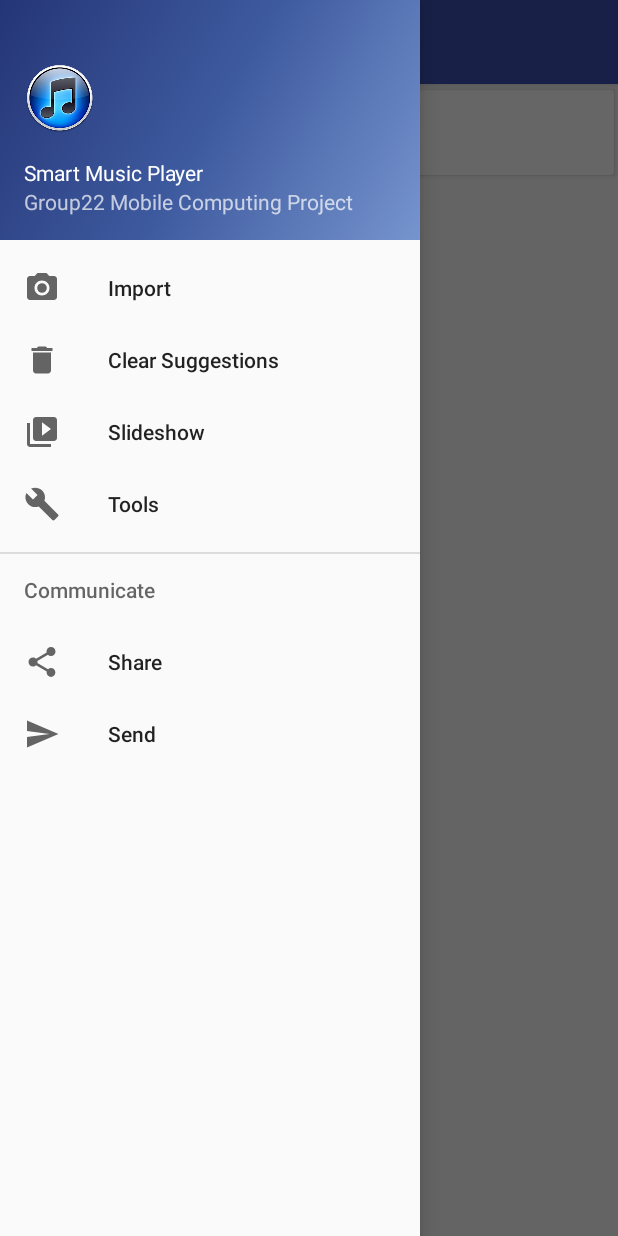
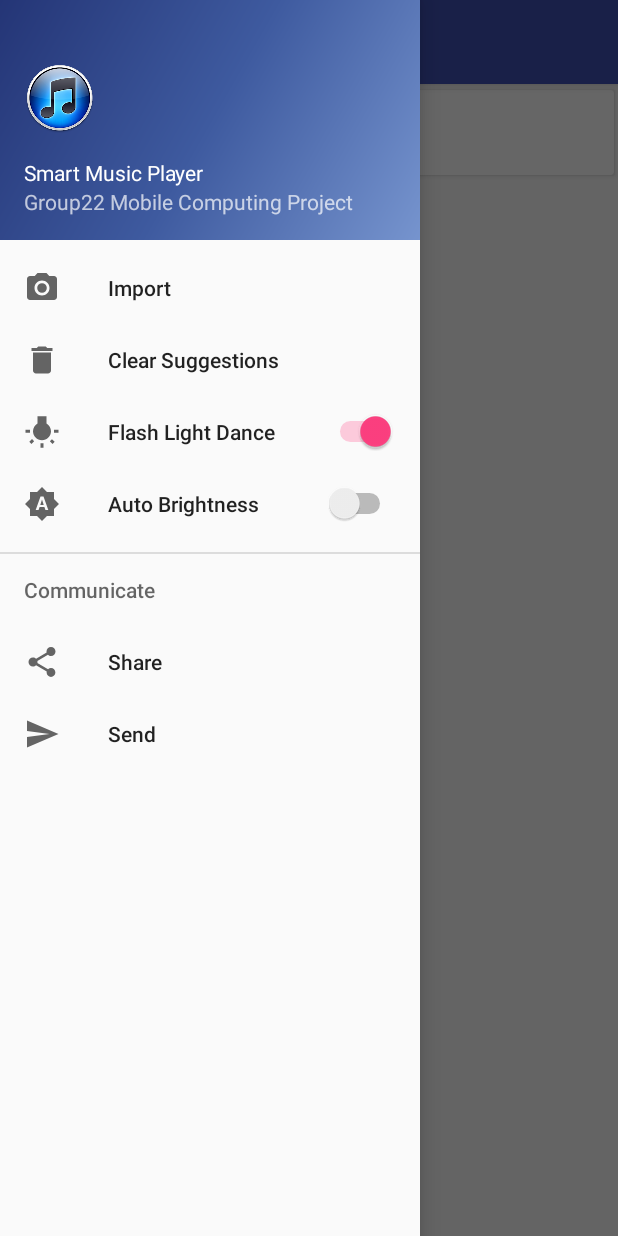
Before and after one commit to adityasharma1912/MCFinalProject, an Android app: the screen it shows after launch (MusicPlayerActivity), with the side drawer open, on a phone screen of 412 x 824 dp. Run offline under Robolectric (Android 15) with nearby library versions, the phone set to English and light mode, and no system bars; 1 statement that could not run was skipped.

Commit message:
Flash Light functionality and UI added to application

```diff
--- a/app/build.gradle
+++ b/app/build.gradle
@@ -6,7 +6,7 @@ android {
 
     defaultConfig {
         applicationId "com.music.aditya.mcfinalproject"
-        minSdkVersion 16
+        minSdkVersion 21
         targetSdkVersion 24
         versionCode 1
         versionName "1.0"
--- a/app/src/main/java/com/music/aditya/mcfinalproject/activities/MusicPlayerActivity.java
+++ b/app/src/main/java/com/music/aditya/mcfinalproject/activities/MusicPlayerActivity.java
@@ -1,8 +1,13 @@
 package com.music.aditya.mcfinalproject.activities;
 
 import android.Manifest;
+import android.content.ComponentName;
+import android.content.Context;
 import android.content.DialogInterface;
+import android.content.Intent;
+import android.content.ServiceConnection;
 import android.os.Bundle;
+import android.os.IBinder;
 import android.support.design.widget.NavigationView;
 import android.support.v4.app.FragmentManager;
 import android.support.v4.view.GravityCompat;
@@ -13,16 +18,22 @@ import android.support.v7.app.AppCompatActivity;
 import android.support.v7.widget.Toolbar;
 import android.view.Menu;
 import android.view.MenuItem;
+import android.widget.CompoundButton;
+import android.widget.Switch;
 
 import com.music.aditya.mcfinalproject.R;
 import com.music.aditya.mcfinalproject.database.MusicChoiceDbHelper;
 import com.music.aditya.mcfinalproject.fragments.MusicGenreFragment;
+import com.music.aditya.mcfinalproject.services.MusicService;
 import com.music.aditya.mcfinalproject.utils.Utility;
 
 public class MusicPlayerActivity extends AppCompatActivity
-        implements NavigationView.OnNavigationItemSelectedListener {
+        implements NavigationView.OnNavigationItemSelectedListener, CompoundButton.OnCheckedChangeListener {
 
     private static final int PERMISSIONS_REQUEST_STORAGE = 102;
+    Switch flashLightToggle, autoBrightToggle;
+    private MusicService musicService;
+    private boolean musicBound;
 
     @Override
     protected void onCreate(Bundle savedInstanceState) {
@@ -47,7 +58,35 @@ public class MusicPlayerActivity extends AppCompatActivity
             Utility.showToast(MusicPlayerActivity.this, "Need storage permissions");
             finish();
         }
+
+        flashLightToggle = (Switch) navigationView.getMenu().findItem(R.id.nav_flash_light_switch).
+                getActionView().findViewById(R.id.flash_light_toggle_switch);
+        autoBrightToggle = (Switch) navigationView.getMenu().findItem(R.id.nav_auto_bright_switch).
+                getActionView().findViewById(R.id.auto_brightness_toggle_switch);
+        flashLightToggle.setChecked(true);
+        Utility.flashLightBoolean = true;
+        autoBrightToggle.setChecked(false);
+        flashLightToggle.setOnCheckedChangeListener(this);
+        autoBrightToggle.setOnCheckedChangeListener(this);
+
+        Intent playIntent = new Intent(this, MusicService.class);
+        startService(playIntent);
+        bindService(playIntent, musicConnection, Context.BIND_AUTO_CREATE);
     }
+
+    private ServiceConnection musicConnection = new ServiceConnection() {
+        @Override
+        public void onServiceConnected(ComponentName name, IBinder service) {
+            MusicService.MusicBinder binder = (MusicService.MusicBinder) service;
+            musicService = binder.getService();
+            musicBound = true;
+        }
+
+        @Override
+        public void onServiceDisconnected(ComponentName name) {
+            musicBound = false;
+        }
+    };
 
     @Override
     public void onBackPressed() {
@@ -69,6 +108,7 @@ public class MusicPlayerActivity extends AppCompatActivity
             }
         }
     }
+
 
     private void showDialogOnExit() {
         new AlertDialog.Builder(this)
@@ -97,7 +137,13 @@ public class MusicPlayerActivity extends AppCompatActivity
         return true;
     }
 
-//    @Override
+    @Override
+    protected void onDestroy() {
+        super.onDestroy();
+        unbindService(musicConnection);
+    }
+
+    //    @Override
 //    public boolean onOptionsItemSelected(MenuItem item) {
 //        switch (item.getItemId()) {
 //            case R.id.action_shuffle:
@@ -128,10 +174,16 @@ public class MusicPlayerActivity extends AppCompatActivity
                 Utility.showToast(this, "No Suggestions already");
             Utility.navigateFragment(new MusicGenreFragment(), MusicGenreFragment.TAG, null, MusicPlayerActivity.this);
 
-        } else if (id == R.id.nav_slideshow) {
-
-        } else if (id == R.id.nav_manage) {
-
+        } else if (id == R.id.nav_flash_light_switch) {
+            if (flashLightToggle.isChecked())
+                flashLightToggle.setChecked(false);
+            else
+                flashLightToggle.setChecked(true);
+        } else if (id == R.id.nav_auto_bright_switch) {
+            if (autoBrightToggle.isChecked())
+                autoBrightToggle.setChecked(false);
+            else
+                autoBrightToggle.setChecked(true);
         } else if (id == R.id.nav_share) {
 
         } else if (id == R.id.nav_send) {
@@ -149,4 +201,48 @@ public class MusicPlayerActivity extends AppCompatActivity
         drawer.closeDrawer(GravityCompat.START);
         return true;
     }
+
+    @Override
+    public void onCheckedChanged(CompoundButton buttonView, boolean isChecked) {
+        switch (buttonView.getId()) {
+            case R.id.flash_light_toggle_switch:
+                if (isChecked) {
+                    turnOnFlashLightService();
+                } else {
+                    turnOffFlashLightService();
+                }
+                break;
+            case R.id.auto_brightness_toggle_switch:
+                if (isChecked) {
+                    turnOnAutoBrightness();
+                } else {
+                    turnOffAutoBrightness();
+                }
+                break;
+        }
+    }
+
+    private void turnOffAutoBrightness() {
+        Utility.showToast(this, "turnOffAutoBrightness");
+    }
+
+    private void turnOnAutoBrightness() {
+        Utility.showToast(this, "turnOnAutoBrightness");
+    }
+
+    private void turnOffFlashLightService() {
+        Utility.showToast(this, "turnOffFlashLightService");
+        Utility.flashLightBoolean = false;
+    }
+
+    private void turnOnFlashLightService() {
+        Utility.showToast(this, "turnOnFlashLightService");
+        if (musicService != null && musicBound != false) {
+            Utility.flashLightBoolean = true;
+            musicService.startFlashLightThread();
+        } else {
+            Utility.showToast(this, "service not bonded");
+            flashLightToggle.setChecked(false);
+        }
+    }
 }
--- a/app/src/main/java/com/music/aditya/mcfinalproject/application/MusicPlayerApplication.java
+++ b/app/src/main/java/com/music/aditya/mcfinalproject/application/MusicPlayerApplication.java
@@ -1,6 +1,7 @@
 package com.music.aditya.mcfinalproject.application;
 
 import android.app.Application;
+import android.util.Log;
 
 import com.music.aditya.mcfinalproject.database.MusicChoiceDbHelper;
 import com.music.aditya.mcfinalproject.utils.Utility;
@@ -10,6 +11,8 @@ import com.music.aditya.mcfinalproject.utils.Utility;
  */
 public class MusicPlayerApplication extends Application {
 
+    private static final String TAG = MusicPlayerApplication.class.getCanonicalName();
+
     @Override
     public void onCreate() {
         super.onCreate();
@@ -18,4 +21,10 @@ public class MusicPlayerApplication extends Application {
         musicChoiceDbHelper.getWritableDatabase();
         musicChoiceDbHelper.createMusicTable();
     }
+
+    @Override
+    public void onTerminate() {
+        super.onTerminate();
+        Log.v(TAG,"Application Terminated");
+    }
 }
--- a/app/src/main/java/com/music/aditya/mcfinalproject/utils/Utility.java
+++ b/app/src/main/java/com/music/aditya/mcfinalproject/utils/Utility.java
@@ -25,6 +25,7 @@ public class Utility {
     // hash-map of artists as key and Genre as value...
     private static HashMap<String, String> mapArtistGenre = null;
     public static final int SUGGESTION_LIMIT = 20;
+    public static boolean flashLightBoolean;
 
 
     public static void loadArtistGenreHashMap() {
--- /dev/null
+++ b/app/src/main/res/drawable-v21/ic_brightness_auto.xml
@@ -0,0 +1,9 @@
+<vector xmlns:android="http://schemas.android.com/apk/res/android"
+        android:width="24dp"
+        android:height="24dp"
+        android:viewportWidth="24.0"
+        android:viewportHeight="24.0">
+    <path
+        android:fillColor="#FF000000"
+        android:pathData="M10.85,12.65h2.3L12,9l-1.15,3.65zM20,8.69V4h-4.69L12,0.69 8.69,4H4v4.69L0.69,12 4,15.31V20h4.69L12,23.31 15.31,20H20v-4.69L23.31,12 20,8.69zM14.3,16l-0.7,-2h-3.2l-0.7,2H7.8L11,7h2l3.2,9h-1.9z"/>
+</vector>
--- /dev/null
+++ b/app/src/main/res/drawable-v21/ic_wb_incandescent.xml
@@ -0,0 +1,9 @@
+<vector xmlns:android="http://schemas.android.com/apk/res/android"
+        android:width="24dp"
+        android:height="24dp"
+        android:viewportWidth="24.0"
+        android:viewportHeight="24.0">
+    <path
+        android:fillColor="#FF000000"
+        android:pathData="M3.55,18.54l1.41,1.41 1.79,-1.8 -1.41,-1.41 -1.79,1.8zM11,22.45h2L13,19.5h-2v2.95zM4,10.5L1,10.5v2h3v-2zM15,6.31L15,1.5L9,1.5v4.81C7.21,7.35 6,9.28 6,11.5c0,3.31 2.69,6 6,6s6,-2.69 6,-6c0,-2.22 -1.21,-4.15 -3,-5.19zM20,10.5v2h3v-2h-3zM17.24,18.16l1.79,1.8 1.41,-1.41 -1.8,-1.79 -1.4,1.4z"/>
+</vector>
--- /dev/null
+++ b/app/src/main/res/layout/auto_brightness_toggle.xml
@@ -0,0 +1,14 @@
+<?xml version="1.0" encoding="utf-8"?>
+<RelativeLayout xmlns:android="http://schemas.android.com/apk/res/android"
+    android:layout_width="fill_parent"
+    android:layout_height="match_parent"
+    android:orientation="horizontal">
+
+    <Switch
+        android:id="@+id/auto_brightness_toggle_switch"
+        android:layout_width="wrap_content"
+        android:layout_height="wrap_content"
+        android:layout_centerInParent="true"
+        android:text="" />
+
+</RelativeLayout>
--- /dev/null
+++ b/app/src/main/res/layout/flash_light_toggle.xml
@@ -0,0 +1,14 @@
+<?xml version="1.0" encoding="utf-8"?>
+<RelativeLayout xmlns:android="http://schemas.android.com/apk/res/android"
+    android:layout_width="fill_parent"
+    android:layout_height="match_parent"
+    android:orientation="horizontal">
+
+    <Switch
+        android:id="@+id/flash_light_toggle_switch"
+        android:layout_centerInParent="true"
+        android:layout_width="wrap_content"
+        android:layout_height="wrap_content"
+        android:text="" />
+
+</RelativeLayout>
--- a/app/src/main/res/menu/activity_music_player_drawer.xml
+++ b/app/src/main/res/menu/activity_music_player_drawer.xml
@@ -1,5 +1,6 @@
 <?xml version="1.0" encoding="utf-8"?>
-<menu xmlns:android="http://schemas.android.com/apk/res/android">
+<menu xmlns:android="http://schemas.android.com/apk/res/android"
+    xmlns:app="http://schemas.android.com/apk/res-auto">
 
     <group android:checkableBehavior="single">
         <item
@@ -11,13 +12,17 @@
             android:icon="@drawable/ic_menu_delete"
             android:title="Clear Suggestions" />
         <item
-            android:id="@+id/nav_slideshow"
-            android:icon="@drawable/ic_menu_slideshow"
-            android:title="Slideshow" />
+            android:id="@+id/nav_flash_light_switch"
+            android:icon="@drawable/ic_wb_incandescent"
+            android:title="Flash Light Dance"
+            app:actionLayout="@layout/flash_light_toggle" />
+
         <item
-            android:id="@+id/nav_manage"
-            android:icon="@drawable/ic_menu_manage"
-            android:title="Tools" />
+            android:id="@+id/nav_auto_bright_switch"
+            android:icon="@drawable/ic_brightness_auto"
+            android:title="Auto Brightness"
+            app:actionLayout="@layout/auto_brightness_toggle" />
+
     </group>
 
     <item android:title="Communicate">
```
Also changed, not shown: app/src/main/AndroidManifest.xml (+8 -1 lines), app/src/main/java/com/music/aditya/mcfinalproject/services/MusicService.java (+145 -1 lines).
